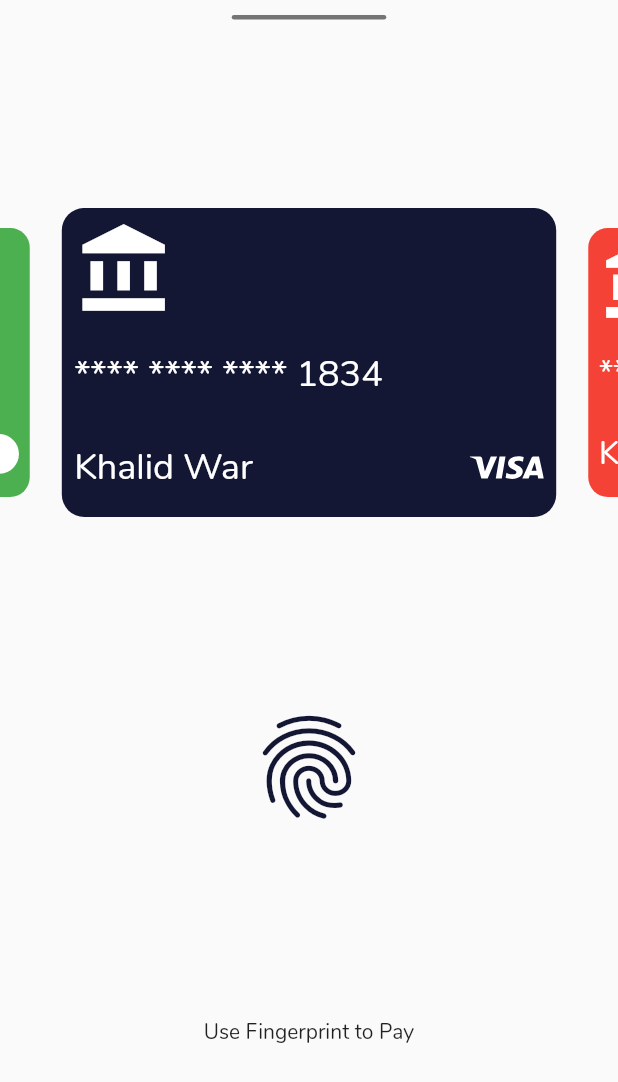
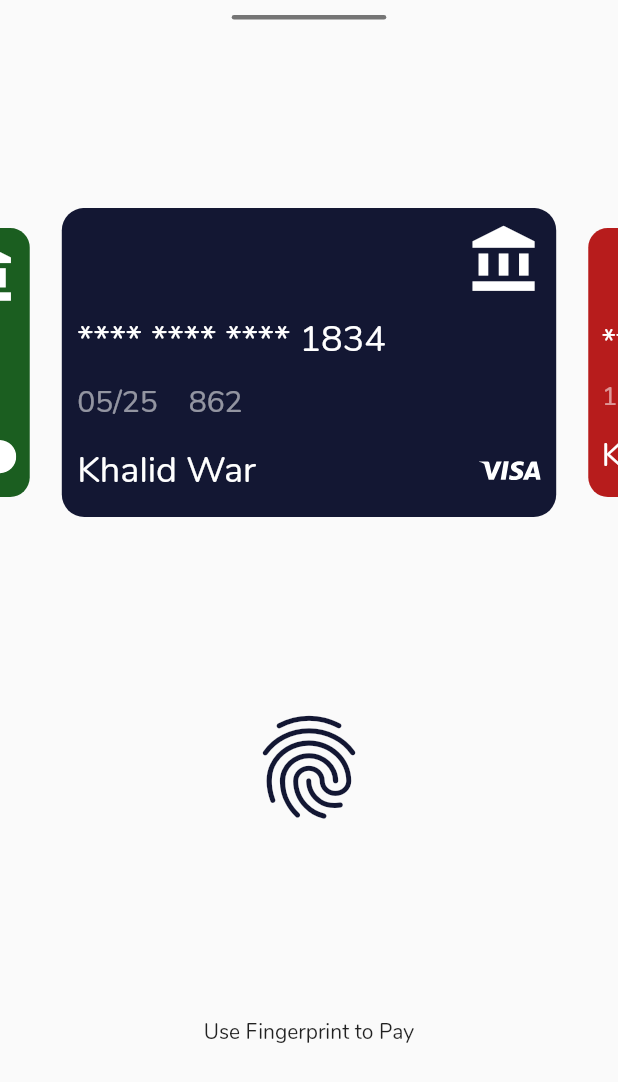
Before and after one commit to KhalidWar/banking_app, a Flutter app: the ContactlessPayment widget shown alone on an empty page, opened directly, on a phone screen of 412 x 824 dp. Shown: the top 1082 px of the screen. Run offline on Flutter 3.47's test engine with Material 2 defaults, Android fonts, the phone set to English and light mode, and no system bars; drawn by our look-alikes of carousel_slider; our stand-ins replace flutter_svg, google_fonts.

Commit message:
Cards in Contactless Payment now include expiration date, CCV, and show full card number on tap

```diff
--- /dev/null
+++ b/lib/widgets/carousel_card.dart
@@ -0,0 +1,90 @@
+import 'package:flutter/material.dart';
+import 'package:flutter_svg/svg.dart';
+
+class CarouselCard extends StatelessWidget {
+  const CarouselCard({
+    Key key,
+    this.cardNumber,
+    this.cardOwner,
+    this.cardIssuer,
+    this.cardColor,
+    this.expirationDate,
+    this.ccv,
+  }) : super(key: key);
+
+  final String cardNumber;
+  final String cardOwner;
+  final String cardIssuer;
+  final Color cardColor;
+  final String expirationDate;
+  final String ccv;
+
+  @override
+  Widget build(BuildContext context) {
+    Size size = MediaQuery.of(context).size;
+    return Container(
+      // width: size.width * 0.8,
+      padding: EdgeInsets.all(size.width * 0.025),
+      decoration: BoxDecoration(
+        color: cardColor,
+        borderRadius: BorderRadius.all(Radius.circular(15)),
+      ),
+      child: Column(
+        mainAxisAlignment: MainAxisAlignment.spaceBetween,
+        crossAxisAlignment: CrossAxisAlignment.start,
+        children: [
+          Row(
+            mainAxisAlignment: MainAxisAlignment.end,
+            children: [
+              Icon(Icons.account_balance,
+                  color: Colors.white, size: size.width * 0.12),
+            ],
+          ),
+          Text(
+            '$cardNumber',
+            style: Theme.of(context)
+                .textTheme
+                .headline5
+                .copyWith(color: Colors.white),
+          ),
+          Row(
+            children: [
+              Text(
+                '$expirationDate',
+                style: Theme.of(context)
+                    .textTheme
+                    .headline6
+                    .copyWith(color: Colors.white54),
+              ),
+              SizedBox(width: size.width * 0.05),
+              Text(
+                '$ccv',
+                style: Theme.of(context)
+                    .textTheme
+                    .headline6
+                    .copyWith(color: Colors.white54),
+              ),
+            ],
+          ),
+          Row(
+            mainAxisAlignment: MainAxisAlignment.spaceBetween,
+            children: [
+              Text(
+                cardOwner,
+                style: Theme.of(context)
+                    .textTheme
+                    .headline5
+                    .copyWith(color: Colors.white),
+              ),
+              SvgPicture.asset(
+                cardIssuer,
+                width: size.width * 0.1,
+                color: Colors.white,
+              ),
+            ],
+          ),
+        ],
+      ),
+    );
+  }
+}
--- a/lib/widgets/contactless_payment.dart
+++ b/lib/widgets/contactless_payment.dart
@@ -1,13 +1,26 @@
 import 'package:carousel_slider/carousel_slider.dart';
 import 'package:flutter/material.dart';
-import 'package:flutter_svg/svg.dart';
 
 import '../constants.dart';
+import 'carousel_card.dart';
 
-class ContactlessPayment extends StatelessWidget {
+class ContactlessPayment extends StatefulWidget {
   const ContactlessPayment({
     Key key,
   }) : super(key: key);
+
+  @override
+  _ContactlessPaymentState createState() => _ContactlessPaymentState();
+}
+
+class _ContactlessPaymentState extends State<ContactlessPayment> {
+  bool showNumbers = false;
+
+  void showCardNumbers() {
+    setState(() {
+      showNumbers = !showNumbers;
+    });
+  }
 
   @override
   Widget build(BuildContext context) {
@@ -23,37 +36,52 @@ class ContactlessPayment extends StatelessWidget {
               color: Colors.grey[600],
               borderRadius: BorderRadius.all(Radius.circular(20))),
         ),
-        CarouselSlider(
+        InkWell(
+          onTap: showCardNumbers,
+          child: CarouselSlider(
             options: CarouselOptions(
               height: size.height * 0.25,
               enlargeCenterPage: true,
             ),
             items: [
               CarouselCard(
-              cardNumber: '1834',
+                cardNumber:
+                    showNumbers ? '4243 1672 8946 1834' : '**** **** **** 1834',
+                expirationDate: '05/25',
+                ccv: '862',
                 cardOwner: 'Khalid War',
                 cardIssuer: 'lib/dummy_data/icons/visa.svg',
                 cardColor: kPrimaryColor,
               ),
               CarouselCard(
-              cardNumber: '3195',
+                cardNumber:
+                    showNumbers ? '5519 6733 1475 3195' : '**** **** **** 3195',
+                expirationDate: '10/26',
+                ccv: '285',
                 cardOwner: 'Khalid War',
                 cardIssuer: 'lib/dummy_data/icons/mastercard2.svg',
-              cardColor: Colors.red,
+                cardColor: Colors.red.shade900,
               ),
               CarouselCard(
-              cardNumber: '1736',
+                cardNumber:
+                    showNumbers ? '4243 5577 4682 1736' : '**** **** **** 1736',
+                expirationDate: '03/22',
+                ccv: '791',
                 cardOwner: 'Khalid War',
                 cardIssuer: 'lib/dummy_data/icons/visa.svg',
                 cardColor: Colors.black,
               ),
               CarouselCard(
-              cardNumber: '8349',
+                cardNumber:
+                    showNumbers ? '5519 8216 7837 8349' : '**** **** **** 8349',
+                expirationDate: '11/20',
+                ccv: '461',
                 cardOwner: 'Khalid War',
                 cardIssuer: 'lib/dummy_data/icons/mastercard2.svg',
-              cardColor: Colors.green,
+                cardColor: Colors.green.shade900,
               ),
             ],
+          ),
         ),
         Icon(
           Icons.fingerprint,
@@ -66,68 +94,3 @@ class ContactlessPayment extends StatelessWidget {
     );
   }
 }
-
-class CarouselCard extends StatelessWidget {
-  const CarouselCard({
-    Key key,
-    this.cardNumber,
-    this.cardOwner,
-    this.cardIssuer,
-    this.cardColor,
-  }) : super(key: key);
-
-  final String cardNumber;
-  final String cardOwner;
-  final String cardIssuer;
-  final Color cardColor;
-
-  @override
-  Widget build(BuildContext context) {
-    Size size = MediaQuery.of(context).size;
-    return Container(
-      width: size.width * 0.8,
-      padding: EdgeInsets.all(size.width * 0.02),
-      decoration: BoxDecoration(
-        color: cardColor,
-        borderRadius: BorderRadius.all(Radius.circular(15)),
-      ),
-      child: Column(
-        mainAxisAlignment: MainAxisAlignment.spaceBetween,
-        crossAxisAlignment: CrossAxisAlignment.start,
-        children: [
-          Row(
-            mainAxisAlignment: MainAxisAlignment.start,
-            children: [
-              Icon(Icons.account_balance,
-                  color: Colors.white, size: size.width * 0.16),
-            ],
-          ),
-          Text(
-            '**** **** **** $cardNumber',
-            style: Theme.of(context)
-                .textTheme
-                .headline5
-                .copyWith(color: Colors.white),
-          ),
-          Row(
-            mainAxisAlignment: MainAxisAlignment.spaceBetween,
-            children: [
-              Text(
-                cardOwner,
-                style: Theme.of(context)
-                    .textTheme
-                    .headline5
-                    .copyWith(color: Colors.white),
-              ),
-              SvgPicture.asset(
-                cardIssuer,
-                width: size.width * 0.12,
-                color: Colors.white,
-              ),
-            ],
-          ),
-        ],
-      ),
-    );
-  }
-}
```
Lines whose indentation alone changed are shown as unchanged.
